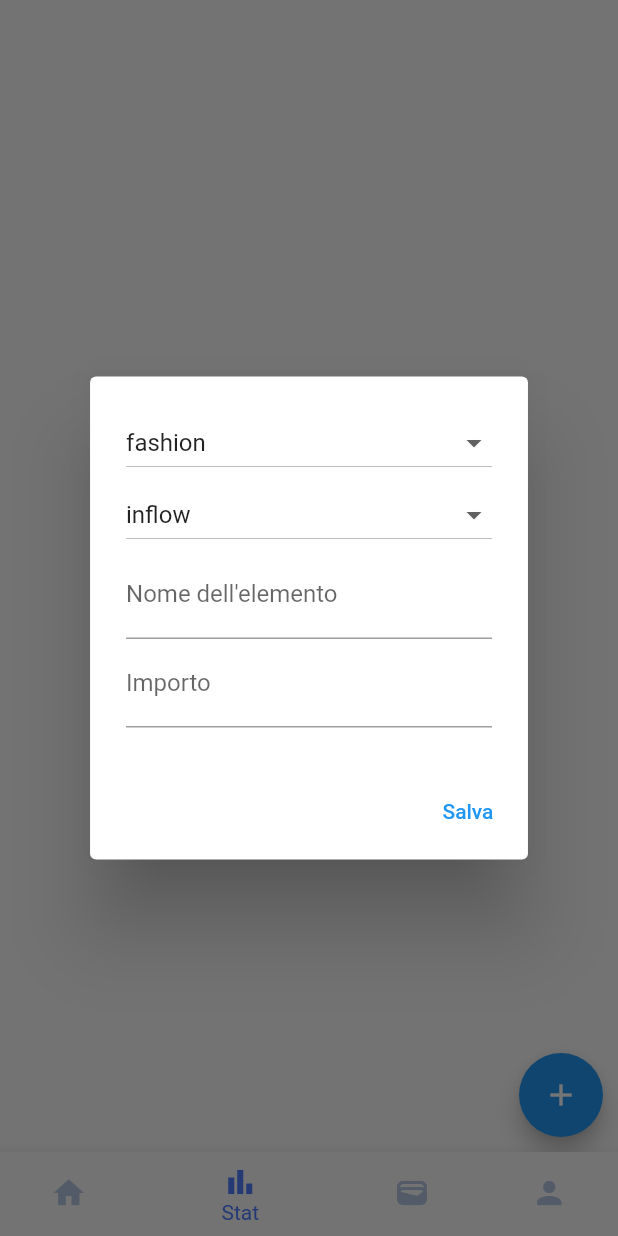
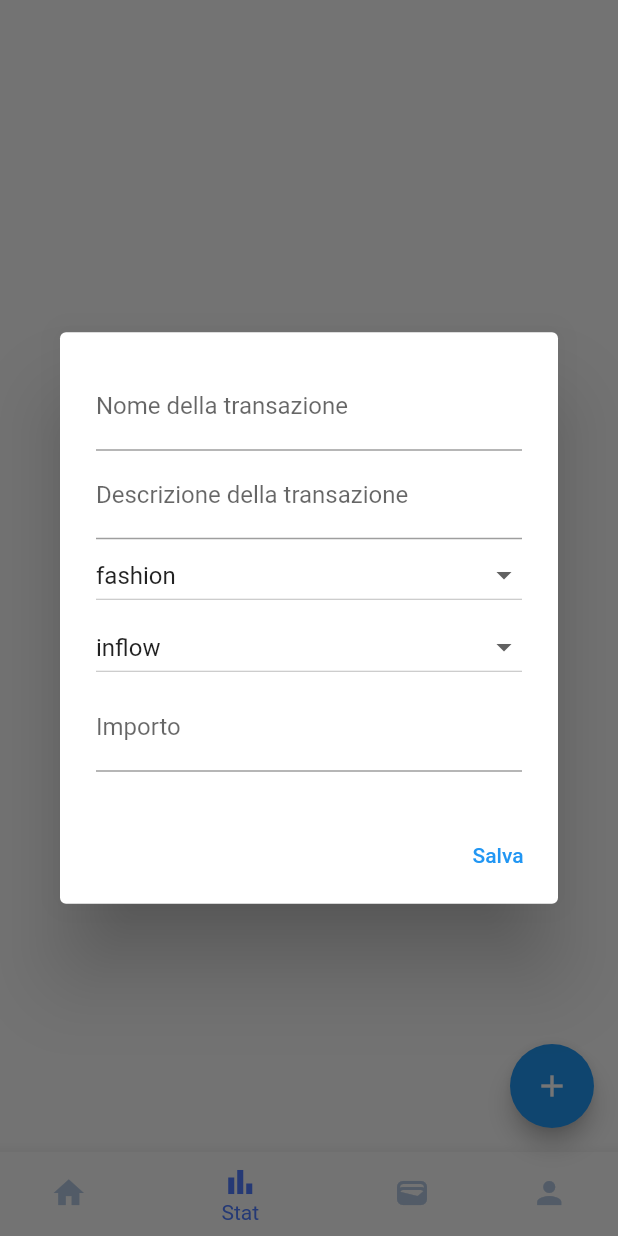
Before and after one commit to Michelangelo00/flutter-projects, a Flutter app: the screen it shows after launch, item 2 of the bottom bar chosen, after a tap on the "add" icon, on a phone screen of 412 x 824 dp. Run offline on Flutter 3.47's test engine with Material 2 defaults, Android fonts, the phone set to English and light mode, and no system bars.

Commit message:
8:52 - 30/08/2023

```diff
--- a/moneymanagerapp/lib/screens/home_screen_tab.dart
+++ b/moneymanagerapp/lib/screens/home_screen_tab.dart
@@ -5,7 +5,11 @@ import 'package:moneymanagerapp/widget/income_expense_card.dart';
 import 'package:moneymanagerapp/widget/transiction_item_title.dart';
 
 class HomeScreenTab extends StatelessWidget {
-  const HomeScreenTab({super.key});
+  final List<Transaction> transactions;
+  UserInfo userdata;
+
+  HomeScreenTab(
+      {super.key, required this.transactions, required this.userdata});
 
   @override
   Widget build(BuildContext context) {
@@ -69,7 +73,7 @@ class HomeScreenTab extends StatelessWidget {
               height: defaultSpacing * 2,
             ),
             Text(
-              "Recent Transictions",
+              "Recent Transactions",
               style: Theme.of(context)
                   .textTheme
                   .headline6
@@ -82,7 +86,7 @@ class HomeScreenTab extends StatelessWidget {
               "Today",
               style: TextStyle(color: fontSubHeading),
             ),
-            ...userdata.transactions.map((transaction) => TransictionItemTitle(
+            ...transactions.map((transaction) => TransictionItemTitle(
                   transaction: transaction,
                 )),
           ],
--- a/moneymanagerapp/lib/screens/main_screen_host.dart
+++ b/moneymanagerapp/lib/screens/main_screen_host.dart
@@ -20,7 +20,7 @@ class _MainScreenHostState extends State<MainScreenHost> {
   Widget buildTabContent(int index) {
     switch (index) {
       case 0:
-        return const HomeScreenTab();
+        return HomeScreenTab(transactions: transactions, userdata: userdata);
       case 1:
         return Container();
       case 2:
@@ -28,14 +28,19 @@ class _MainScreenHostState extends State<MainScreenHost> {
       case 3:
         return const HomeProfileTab();
       default:
-        return const HomeScreenTab();
+        return HomeScreenTab(transactions: transactions, userdata: userdata);
     }
   }
 
-/*
   @override
   Widget build(BuildContext context) {
     return Scaffold(
+      floatingActionButton: FloatingActionButton(
+        onPressed: () {
+          showAddTransactionDialog(context, addNewTransaction);
+        },
+        child: const Icon(Icons.add),
+      ),
       body: buildTabContent(currentIndex),
       bottomNavigationBar: BottomNavigationBar(
         currentIndex: currentIndex,
@@ -55,47 +60,12 @@ class _MainScreenHostState extends State<MainScreenHost> {
       ),
     );
   }
-  */
-  @override
-  Widget build(BuildContext context) {
-    return Scaffold(
-      body: Stack(
-        children: [
-          // Tuo contenuto principale qui
-          buildTabContent(currentIndex),
-          // Posizionamento del FloatingActionButton
-          Positioned(
-            bottom: 10, // posizione dal fondo dello schermo
-            right: 10, // posizione dalla destra dello schermo
-            child: FloatingActionButton(
-              onPressed: () {
-                showAddTransactionDialog(context);
-              },
-              child: const Icon(Icons.add),
-            ),
-          ),
-        ],
-      ),
-      bottomNavigationBar: BottomNavigationBar(
-        currentIndex: currentIndex,
-        onTap: (index) {
-          setState(() {
-            currentIndex = index;
-          });
-        },
-        selectedItemColor: secondaryDark,
-        unselectedItemColor: fontLight,
-        items: const [
-          BottomNavigationBarItem(icon: Icon(Icons.home), label: "Home"),
-          BottomNavigationBarItem(icon: Icon(Icons.bar_chart), label: "Stat"),
-          BottomNavigationBarItem(icon: Icon(Icons.wallet), label: "Wallet"),
-          BottomNavigationBarItem(icon: Icon(Icons.person), label: "Profile"),
-        ],
-      ),
-    );
-  }
 
-  void showAddTransactionDialog(BuildContext context) {
+  void showAddTransactionDialog(
+      BuildContext context,
+      Function(
+              ItemCategoryType, TransactionType, String, String, String, String)
+          addTransaction) {
     // variabili temporanee per memorizzare i dati della nuova transazione
     String newItemCategoryName = '';
     String newItemName = '';
@@ -103,15 +73,31 @@ class _MainScreenHostState extends State<MainScreenHost> {
     ItemCategoryType newItemCategoryType = ItemCategoryType.fashion;
     TransactionType newTransictionType = TransactionType.inflow;
     DateTime now = DateTime.now();
-    String formattedDate = DateFormat('dd-MM-yyyy').format(now);
+    String formattedDate = DateFormat('dd-MM-yyyy HH:mm').format(now);
 
     showDialog(
       context: context,
       builder: (context) {
+        return StatefulBuilder(
+            builder: (BuildContext context, StateSetter setState) {
           return AlertDialog(
             content: Column(
               mainAxisSize: MainAxisSize.min,
               children: [
+                TextField(
+                  onChanged: (value) {
+                    newItemCategoryName = value;
+                  },
+                  decoration: const InputDecoration(
+                      labelText: 'Nome della transazione'),
+                ),
+                TextField(
+                  onChanged: (value) {
+                    newItemName = value;
+                  },
+                  decoration: const InputDecoration(
+                      labelText: 'Descrizione della transazione'),
+                ),
                 // Dropdown per la selezione della categoria
                 Row(
                   mainAxisAlignment: MainAxisAlignment.start,
@@ -124,6 +110,7 @@ class _MainScreenHostState extends State<MainScreenHost> {
                           child: Icon(Icons.arrow_drop_down),
                         ),
                         value: newItemCategoryType,
+                        hint: const Text("Seleziona una categoria"),
                         items: ItemCategoryType.values
                             .map((ItemCategoryType category) {
                           return DropdownMenuItem<ItemCategoryType>(
@@ -132,9 +119,11 @@ class _MainScreenHostState extends State<MainScreenHost> {
                           );
                         }).toList(),
                         onChanged: (ItemCategoryType? newValue) {
+                          setState(() {
                             if (newValue != null) {
                               newItemCategoryType = newValue;
                             }
+                          });
                         },
                       ),
                     ),
@@ -153,16 +142,19 @@ class _MainScreenHostState extends State<MainScreenHost> {
                           child: Icon(Icons.arrow_drop_down),
                         ),
                         value: newTransictionType,
-                      items: TransactionType.values.map((TransactionType type) {
+                        items:
+                            TransactionType.values.map((TransactionType type) {
                           return DropdownMenuItem<TransactionType>(
                             value: type,
                             child: Text(type.toString().split('.').last),
                           );
                         }).toList(),
                         onChanged: (TransactionType? newValue) {
+                          setState(() {
                             if (newValue != null) {
                               newTransictionType = newValue;
                             }
+                          });
                         },
                       ),
                     ),
@@ -170,15 +162,9 @@ class _MainScreenHostState extends State<MainScreenHost> {
                 ),
                 TextField(
                   onChanged: (value) {
-                  newItemName = value;
-                },
-                decoration: InputDecoration(labelText: 'Nome dell\'elemento'),
-              ),
-              TextField(
-                onChanged: (value) {
                     newAmount = double.parse(value);
                   },
-                decoration: InputDecoration(labelText: 'Importo'),
+                  decoration: const InputDecoration(labelText: 'Importo'),
                   keyboardType: TextInputType.number,
                 ),
                 // ... altri campi
@@ -187,25 +173,56 @@ class _MainScreenHostState extends State<MainScreenHost> {
             actions: [
               TextButton(
                 onPressed: () {
-                setState(() {
-                  // Aggiungi la nuova transazione alla lista
-                  transactions.add(Transaction(
-                      newItemCategoryType, // <-- Nota: Devi convertire la stringa in un enum
-                      newTransictionType, // <-- Nota: Devi convertire la stringa in un enum
+                  addTransaction(
+                    newItemCategoryType,
+                    newTransictionType,
                     newItemCategoryName,
                     newItemName,
-                      newAmount
-                          .toString(), // <-- Converte l'importo in una stringa
-                      formattedDate // <-- Usa la data formattata
-                      ));
-                });
+                    newAmount.toString(),
+                    formattedDate,
+                  );
                   Navigator.of(context).pop(); // chiude il dialog
                 },
                 child: const Text("Salva"),
               ),
             ],
           );
+        });
       },
     );
   }
+
+  void addNewTransaction(ItemCategoryType type, TransactionType transType,
+      String categoryName, String itemName, String amount, String date) {
+    setState(() {
+      transactions.insert(
+          0,
+          Transaction(
+            type,
+            transType,
+            categoryName,
+            itemName,
+            amount,
+            date,
+          ));
+      // Usa NumberFormat per formattare le cifre
+      final oCcy = NumberFormat("#,##0.00", "en_US");
+
+      double transactionAmount = double.parse(amount);
+      double currentInflow =
+          double.parse(userdata.inflow.substring(1).replaceAll(',', ''));
+      double currentOutflow =
+          double.parse(userdata.outflow.substring(1).replaceAll(',', ''));
+
+      if (transType == TransactionType.inflow) {
+        currentInflow += transactionAmount;
+      } else if (transType == TransactionType.outflow) {
+        currentOutflow += transactionAmount;
       }
+
+      userdata.inflow = '€${oCcy.format(currentInflow)}';
+      userdata.outflow = '€${oCcy.format(currentOutflow)}';
+      userdata.totalBalance = '€${oCcy.format(currentInflow - currentOutflow)}';
+    });
+  }
+}
```
Also changed, not shown: moneymanagerapp/lib/data/userInfo.dart (+11 -11 lines). Lines whose indentation alone changed are shown as unchanged.
